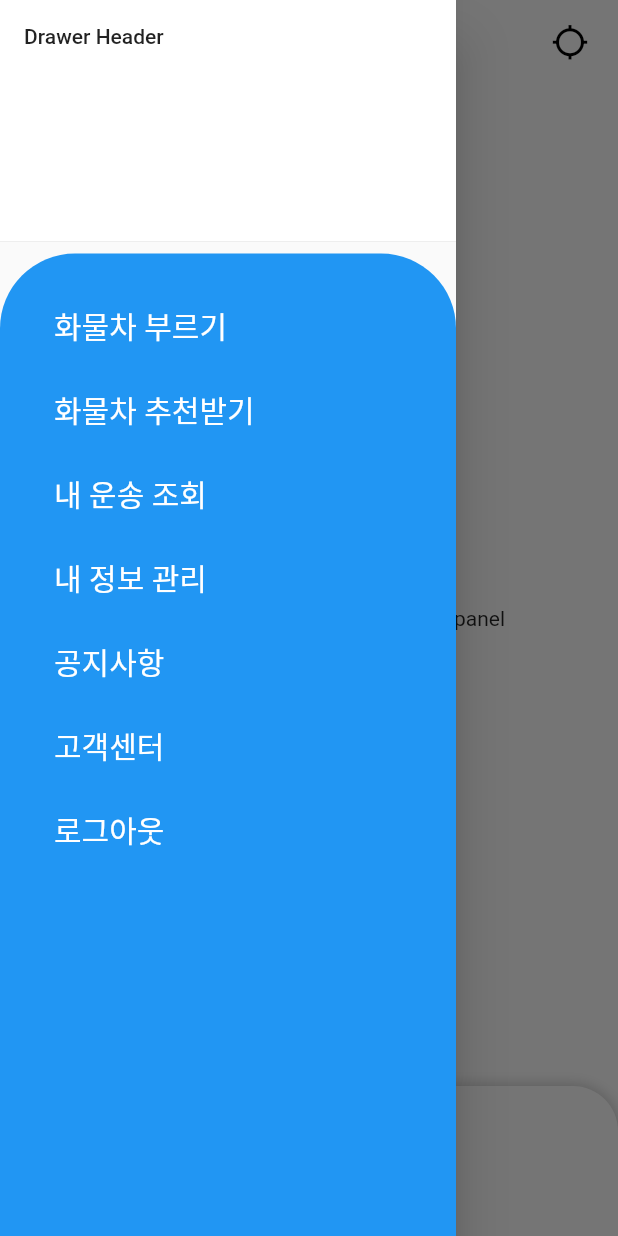
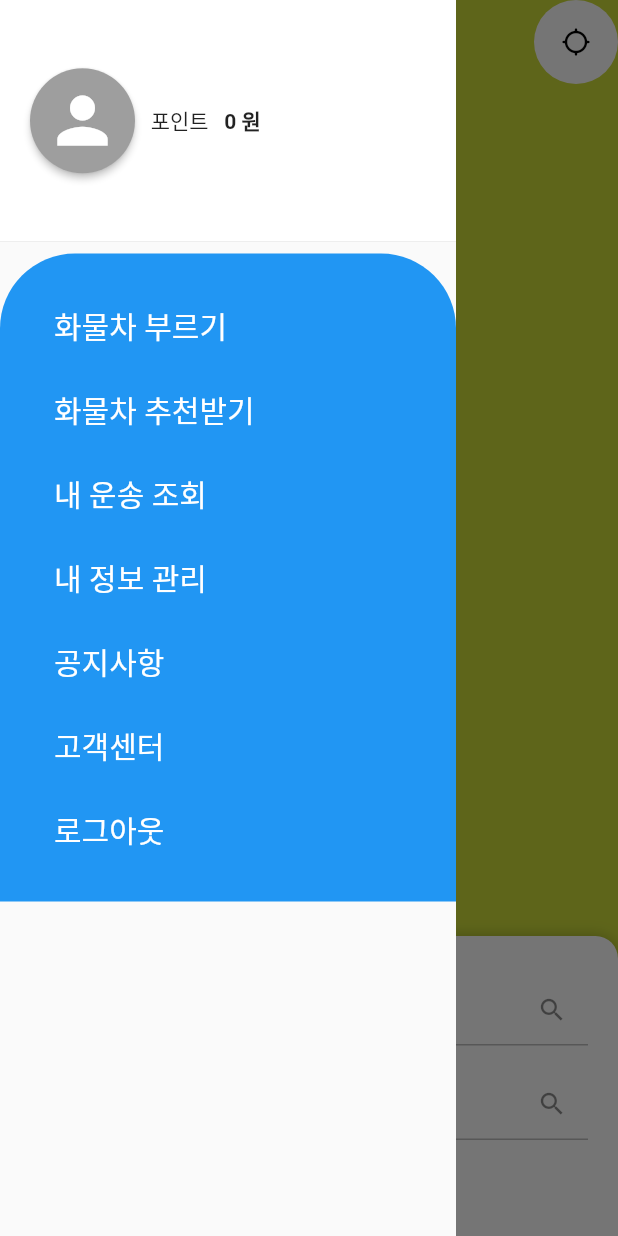
Before and after one commit to K-Roon/cargo_app, a Flutter app: the Home screen opened directly, with the side drawer open, on a phone screen of 412 x 824 dp. Run offline on Flutter 3.47's test engine with Material 2 defaults, Android fonts, the phone set to English and light mode, and no system bars; drawn by our look-alikes of sliding_up_panel.

Commit message:
FEAT : 서랍메뉴 레이아웃 개선 및 슬라이드메뉴 내용 추가

```diff
--- a/lib/views/home.dart
+++ b/lib/views/home.dart
@@ -5,8 +5,9 @@ import 'package:flutter/material.dart';
 import 'package:flutter/painting.dart';
 import 'package:sliding_up_panel/sliding_up_panel.dart';
 
-final TextEditingController idController = new TextEditingController();
-final TextEditingController passwordController = new TextEditingController();
+final TextEditingController startArea = new TextEditingController();
+final TextEditingController endArea = new TextEditingController();
+
 
 class Home extends StatefulWidget {
   Home();
@@ -16,57 +17,52 @@ class Home extends StatefulWidget {
 }
 
 class _HomeState extends State<Home> {
-  final HomeFormKey = GlobalKey<FormState>();
+  final _ScaffoldState = GlobalKey<ScaffoldState>();
   bool isLoading = false;
   bool isAvailable = false;
+  int point = 0;
 
   Home() async {}
 
   @override
   Widget build(BuildContext context) {
     return Scaffold(
+      key: _ScaffoldState,
+      drawer: drawer_as_info(),
+      endDrawerEnableOpenDragGesture: false,
       appBar: AppBar(
         elevation: 0.0,
         centerTitle: true,
         backgroundColor: Colors.transparent,
-
-        /*
         automaticallyImplyLeading: false,
-        leading: TextButton(
+        leading: FloatingActionButton(
           onPressed: () {
-              print("I LOVE U");
+            _ScaffoldState.currentState.openDrawer();
           },
-            child: Icon(
-              Icons.menu,
-              color: Colors.black,
-              size: 25,
+          backgroundColor: Colors.white,
+          elevation: 0.0,
+          hoverElevation: 0.0,
+          highlightElevation: 0.0,
+          focusElevation: 0.0,
+          disabledElevation: 0.0,
+          child: Icon(Icons.menu_rounded, size: 20, color: Colors.black),
         ),
-            style: TextButton.styleFrom(
-              primary: Colors.white,
-              shape: RoundedRectangleBorder(
-                  borderRadius: BorderRadius.circular(100)),
-            )),
-        */
-
         actions: [
           Row(
-            crossAxisAlignment: CrossAxisAlignment.center,
-            mainAxisAlignment: MainAxisAlignment.spaceBetween,
             children: [
-              TextButton(
+              FloatingActionButton(
                 onPressed: () {
-                    print("I LOVE U");
+                  print("GPS POSITION");
                 },
-                  child: Icon(
-                    Icons.gps_not_fixed,
-                    color: Colors.black,
-                    size: 25,
+                backgroundColor: Colors.white,
+                elevation: 0.0,
+                hoverElevation: 0.0,
+                highlightElevation: 0.0,
+                focusElevation: 0.0,
+                disabledElevation: 0.0,
+                child: Icon(Icons.gps_not_fixed_rounded,
+                    size: 20, color: Colors.black),
               ),
-                  style: ElevatedButton.styleFrom(
-                    primary: Colors.white,
-                    shape: RoundedRectangleBorder(
-                        borderRadius: BorderRadius.circular(100)),
-                  ))
             ],
           ),
         ],
@@ -79,58 +75,112 @@ class _HomeState extends State<Home> {
             )
           : Stack(
               children: <Widget>[
-                Center(
-                  child: Text("This is the Widget behind the sliding panel"),
+                Container(color: Colors.lime),
+
+                ///슬라이드 바 표시
+                slidingUp_Main()
+              ],
             ),
-                SlidingUpPanel(
-                  borderRadius: BorderRadius.vertical(top: Radius.circular(30)),
+    );
+  }
+
+  Widget slidingUp_Main() {
+    return SlidingUpPanel(
+      borderRadius: BorderRadius.vertical(top: Radius.circular(15)),
+      defaultPanelState: PanelState.OPEN,
+      minHeight: 25,
+      maxHeight: 200,
       panel: Container(
-                    margin: EdgeInsets.only(top: 20),
-                    child: Row(
-                      crossAxisAlignment: CrossAxisAlignment.start,
-                      mainAxisAlignment: MainAxisAlignment.center,
+        margin: EdgeInsets.symmetric(horizontal: 20),
+        child: Column(
+          crossAxisAlignment: CrossAxisAlignment.center,
           children: [
+            ///회색계열의 Handle
             Container(
-                          width: 150,
+              width: 100,
               height: 5,
+              margin: EdgeInsets.only(top: 10, bottom: 10),
               decoration: BoxDecoration(
                   color: Colors.black54,
-                              borderRadius:
-                                  BorderRadius.all(Radius.circular(12.0))),
+                  borderRadius: BorderRadius.all(Radius.circular(12.0))),
+            ),
+            Form(
+              child: Column(
+                children: [
+                  TextFormField(
+                    decoration: textField_Underline("출발지 주소"),
+                    style: TextStyle(
+                        color: Colors.blue, fontSize: 16),
+                    textInputAction: TextInputAction.next,
+                    controller: startArea,
+                  ),
+                  Container(height: 15),
+                  TextFormField(
+                    textInputAction: TextInputAction.go,
+                    controller: endArea,
+                    style: TextStyle(
+                        color: Colors.blue, fontSize: 16),
+                    decoration: textField_Underline("도착지 주소"),
                   ),
                 ],
               ),
             ),
-                )
           ],
         ),
-      drawer: drawer_as_info(),
+      ),
     );
   }
 
   // ignore: non_constant_identifier_names
   Widget drawer_as_info() {
     return Drawer(
+      elevation: 0.0,
+      semanticLabel: "FLUTTER",
       child: ListView(
-        // Important: Remove any padding from the ListView.
-        padding: EdgeInsets.zero,
         children: <Widget>[
           DrawerHeader(
+            padding: EdgeInsets.only(left: 20),
             decoration: BoxDecoration(
               color: Colors.white,
             ),
-            child: Text('Drawer Header'),
+            child: Row(
+              mainAxisAlignment: MainAxisAlignment.start,
+              crossAxisAlignment: CrossAxisAlignment.center,
+              children: [
+                ElevatedButton(
+                    style: ElevatedButton.styleFrom(
+                      padding: EdgeInsets.all(10),
+                      primary: Colors.grey,
+                      shape: RoundedRectangleBorder(
+                          borderRadius: BorderRadius.circular(100)),
+                    ),
+                    onPressed: () {
+                      print("PUSHED");
+                    },
+                    child: Icon(
+                      Icons.person,
+                      size: 50,
+                    )),
+                Text("   포인트 "),
+                Text(
+                  "  $point 원",
+                  style: TextStyle(fontWeight: FontWeight.bold),
+                )
+              ],
+            ),
           ),
           Container(
-            height: (MediaQuery.of(context).size.height),
             padding: EdgeInsets.all(20),
             decoration: BoxDecoration(
               color: Colors.blue,
-                borderRadius: BorderRadius.circular(50)),
+              borderRadius: BorderRadius.vertical(top: Radius.circular(50)),
+            ),
             child: Column(
+              crossAxisAlignment: CrossAxisAlignment.stretch,
               children: [
                 ListTile(
-                  title: Text('화물차 부르기', style: biggerTextStyle_flexible(Colors.white)),
+                  title: Text('화물차 부르기',
+                      style: biggerTextStyle_flexible(Colors.white)),
                   onTap: () {
                     // Update the state of the app
                     // ...
@@ -139,7 +189,8 @@ class _HomeState extends State<Home> {
                   },
                 ),
                 ListTile(
-                  title: Text('화물차 추천받기', style: biggerTextStyle_flexible(Colors.white)),
+                  title: Text('화물차 추천받기',
+                      style: biggerTextStyle_flexible(Colors.white)),
                   onTap: () {
                     // Update the state of the app
                     // ...
@@ -148,7 +199,8 @@ class _HomeState extends State<Home> {
                   },
                 ),
                 ListTile(
-                  title: Text('내 운송 조회', style: biggerTextStyle_flexible(Colors.white)),
+                  title: Text('내 운송 조회',
+                      style: biggerTextStyle_flexible(Colors.white)),
                   onTap: () {
                     // Update the state of the app
                     // ...
@@ -157,7 +209,8 @@ class _HomeState extends State<Home> {
                   },
                 ),
                 ListTile(
-                  title: Text('내 정보 관리', style: biggerTextStyle_flexible(Colors.white)),
+                  title: Text('내 정보 관리',
+                      style: biggerTextStyle_flexible(Colors.white)),
                   onTap: () {
                     // Update the state of the app
                     // ...
@@ -166,7 +219,8 @@ class _HomeState extends State<Home> {
                   },
                 ),
                 ListTile(
-                  title: Text('공지사항', style: biggerTextStyle_flexible(Colors.white)),
+                  title: Text('공지사항',
+                      style: biggerTextStyle_flexible(Colors.white)),
                   onTap: () {
                     // Update the state of the app
                     // ...
@@ -175,7 +229,8 @@ class _HomeState extends State<Home> {
                   },
                 ),
                 ListTile(
-                  title: Text('고객센터', style: biggerTextStyle_flexible(Colors.white)),
+                  title: Text('고객센터',
+                      style: biggerTextStyle_flexible(Colors.white)),
                   onTap: () {
                     // Update the state of the app
                     // ...
@@ -184,7 +239,8 @@ class _HomeState extends State<Home> {
                   },
                 ),
                 ListTile(
-                  title: Text('로그아웃', style: biggerTextStyle_flexible(Colors.white)),
+                  title: Text('로그아웃',
+                      style: biggerTextStyle_flexible(Colors.white)),
                   onTap: () {
                     // Update the state of the app
                     // ...
--- a/lib/views/phone_auth/phone_auth.dart
+++ b/lib/views/phone_auth/phone_auth.dart
@@ -49,7 +49,7 @@ class _PhoneAuthState extends State<PhoneAuth> {
               key: phoneFormKey,
               child: TextFormField(
                 decoration: textFieldInputDecoration("전화번호"),
-                style: TextStyle(color: Color(0xFF0073FF), fontSize: 16),
+                style: TextStyle(color: Colors.blue, fontSize: 16),
                 textInputAction: TextInputAction.next,
                 controller: phone_num,
               ),
--- a/lib/views/phone_auth/phone_auth_2.dart
+++ b/lib/views/phone_auth/phone_auth_2.dart
@@ -66,7 +66,7 @@ class _PhoneAuth2State extends State<PhoneAuth2> {
               key: otpFormKey,
               child: TextFormField(
                 decoration: textFieldInputDecoration_center("예)1234"),
-                style: TextStyle(color: Color(0xFF0073FF), fontSize: 16),
+                style: TextStyle(color: Colors.blue, fontSize: 16),
                 textInputAction: TextInputAction.next,
                 controller: otp_num,
               ),
--- a/lib/views/signin.dart
+++ b/lib/views/signin.dart
@@ -60,7 +60,7 @@ class _SignInState extends State<SignIn> {
                                   style: TextStyle(
                                       fontSize: 40,
                                       fontWeight: FontWeight.bold,
-                                      color: Color(0xFF0073FF)),
+                                      color: Colors.blue),
                                 )
                               ],
                             ),
@@ -76,7 +76,7 @@ class _SignInState extends State<SignIn> {
                                 TextFormField(
                                   decoration: textFieldInputDecoration("아이디"),
                                   style: TextStyle(
-                                      color: Color(0xFF0073FF), fontSize: 16),
+                                      color: Colors.blue, fontSize: 16),
                                   textInputAction: TextInputAction.next,
                                   controller: idController,
                                 ),
@@ -86,7 +86,7 @@ class _SignInState extends State<SignIn> {
                                   textInputAction: TextInputAction.go,
                                   controller: passwordController,
                                   style: TextStyle(
-                                      color: Color(0xFF0073FF), fontSize: 16),
+                                      color: Colors.blue, fontSize: 16),
                                   decoration: textFieldInputDecoration("비밀번호"),
                                 ),
                               ],
--- a/lib/views/signup/signup_step2.dart
+++ b/lib/views/signup/signup_step2.dart
@@ -68,7 +68,7 @@ class _SignUp_Step2State extends State<SignUp_Step2> {
                   ),
                   TextFormField(
                     decoration: textFieldInputDecoration("이름"),
-                    style: TextStyle(color: Color(0xFF0073FF), fontSize: 16),
+                    style: TextStyle(color: Colors.blue, fontSize: 16),
                     textInputAction: TextInputAction.next,
                     controller: name,
                     keyboardType: TextInputType.text,
@@ -86,7 +86,7 @@ class _SignUp_Step2State extends State<SignUp_Step2> {
                   ),
                   TextFormField(
                     decoration: textFieldInputDecoration("아이디"),
-                    style: TextStyle(color: Color(0xFF0073FF), fontSize: 16),
+                    style: TextStyle(color: Colors.blue, fontSize: 16),
                     textInputAction: TextInputAction.next,
                     controller: identify,
                     keyboardType: TextInputType.text,
@@ -104,7 +104,7 @@ class _SignUp_Step2State extends State<SignUp_Step2> {
                   ),
                   TextFormField(
                     decoration: textFieldInputDecoration("이메일 주소"),
-                    style: TextStyle(color: Color(0xFF0073FF), fontSize: 16),
+                    style: TextStyle(color: Colors.blue, fontSize: 16),
                     textInputAction: TextInputAction.go,
                     controller: email,
                     keyboardType: TextInputType.emailAddress,
--- a/lib/widget/widgets.dart
+++ b/lib/widget/widgets.dart
@@ -6,10 +6,10 @@ InputDecoration textFieldInputDecoration(String hintText) {
   return InputDecoration(
       hintText: hintText,
       hintStyle: TextStyle(color: Colors.black26),
-      focusColor: Color(0xFF0073FF),
+      focusColor: Colors.blue,
       contentPadding: EdgeInsets.symmetric(vertical: 0.0, horizontal: 20.0),
       focusedBorder: OutlineInputBorder(
-        borderSide: BorderSide(color: Color(0xFF0073FF)),
+        borderSide: BorderSide(color: Colors.blue),
         borderRadius: BorderRadius.circular(10),
       ),
       enabledBorder: OutlineInputBorder(
@@ -18,14 +18,28 @@ InputDecoration textFieldInputDecoration(String hintText) {
       ));
 }
 
+InputDecoration textField_Underline(String hintText) {
+  return InputDecoration(
+      hintText: hintText,
+      hintStyle: TextStyle(color: Colors.black26),
+      focusColor: Colors.blue,
+      suffixIcon: Icon(Icons.search, size: 20),
+      focusedBorder: UnderlineInputBorder(
+        borderSide: BorderSide(color: Colors.blue),
+      ),
+      enabledBorder: UnderlineInputBorder(
+        borderSide: BorderSide(color: Colors.black26),
+      ));
+}
+
 InputDecoration textFieldInputDecoration_center(String hintText) {
   return InputDecoration(
       hintText: hintText,
       hintStyle: TextStyle(color: Colors.black26),
-      focusColor: Color(0xFF0073FF),
+      focusColor: Colors.blue,
       contentPadding: EdgeInsets.symmetric(vertical: 0.0, horizontal: 20.0),
       focusedBorder: OutlineInputBorder(
-        borderSide: BorderSide(color: Color(0xFF0073FF)),
+        borderSide: BorderSide(color: Colors.blue),
         borderRadius: BorderRadius.circular(10),
       ),
       enabledBorder: OutlineInputBorder(
@@ -84,7 +98,7 @@ void showErrorAlertDialog(BuildContext context, String errorText) async {
           RoundedRectangleBorder(borderRadius: BorderRadius.circular(10)),
           title: Container(
               decoration: BoxDecoration(
-                  color: Color(0xFF0073FF),
+                  color: Colors.blue,
                   borderRadius:
                   BorderRadius.vertical(top: Radius.circular(10))),
               padding: EdgeInsets.all(10),
@@ -113,7 +127,7 @@ void showErrorAlertDialog(BuildContext context, String errorText) async {
                   width: MediaQuery.of(context).size.width,
                   padding: EdgeInsets.symmetric(vertical: 10),
                   decoration: BoxDecoration(
-                      color: Color(0xFF0073FF),
+                      color: Colors.blue,
                       borderRadius: BorderRadius.circular(3)),
                   child: Text(
                     "확인",
```
Also changed, not shown: lib/views/signup/signup_step2_Biz.dart (+4 -4 lines), lib/views/signup/signup_step3.dart (+4 -4 lines). Lines whose indentation alone changed are shown as unchanged.
